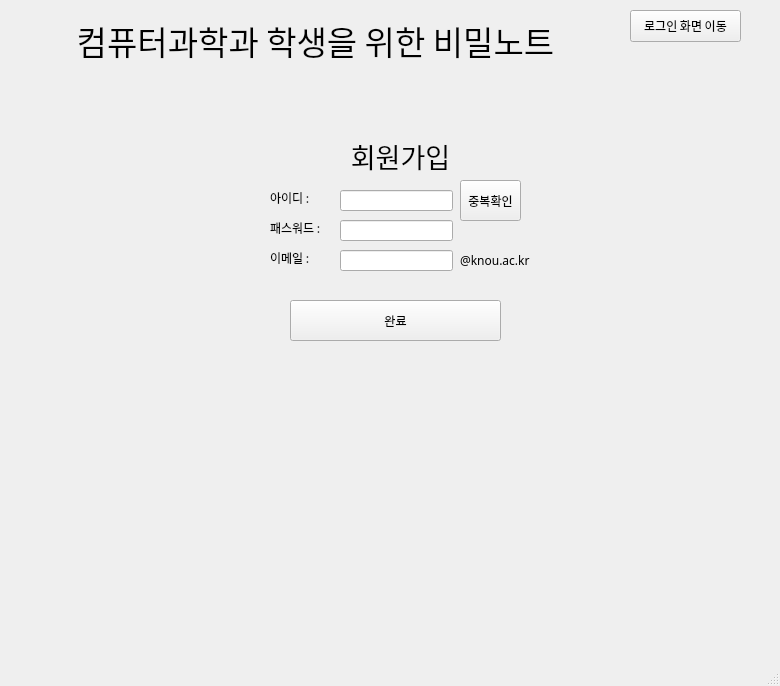
Qt form chatgpt.ui (dldudgjs31/cs_secret_note) before a commit.
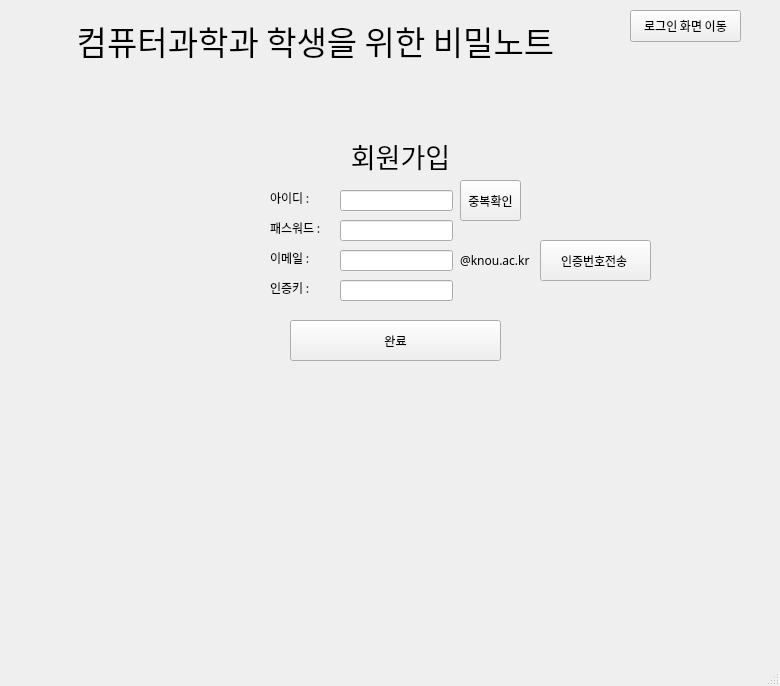
The same form after that commit. The open tabs and pages were chosen to show the change.

Commit message: 오류 해결사 기능 추가

```diff
--- a/chatgpt.ui
+++ b/chatgpt.ui
@@ -294,7 +294,7 @@
       <property name="geometry">
        <rect>
         <x>270</x>
-        <y>220</y>
+        <y>240</y>
         <width>211</width>
         <height>41</height>
        </rect>
@@ -326,6 +326,52 @@
        <string>중복확인</string>
       </property>
      </widget>
+     <widget class="QLineEdit" name="lineEdit_sign_email_key">
+      <property name="geometry">
+       <rect>
+        <x>320</x>
+        <y>200</y>
+        <width>113</width>
+        <height>21</height>
+       </rect>
+      </property>
+     </widget>
+     <widget class="QLabel" name="label_24">
+      <property name="geometry">
+       <rect>
+        <x>250</x>
+        <y>200</y>
+        <width>58</width>
+        <height>16</height>
+       </rect>
+      </property>
+      <property name="font">
+       <font>
+        <family>나눔고딕</family>
+       </font>
+      </property>
+      <property name="text">
+       <string>인증키 :</string>
+      </property>
+     </widget>
+     <widget class="QPushButton" name="pushButton_auth_chk">
+      <property name="geometry">
+       <rect>
+        <x>520</x>
+        <y>160</y>
+        <width>111</width>
+        <height>41</height>
+       </rect>
+      </property>
+      <property name="font">
+       <font>
+        <family>나눔고딕</family>
+       </font>
+      </property>
+      <property name="text">
+       <string>인증번호전송 </string>
+      </property>
+     </widget>
     </widget>
     <widget class="QWidget" name="page_4">
      <widget class="QTabWidget" name="tabWidget">
```
Left out of the diff: 37 changed lines with no effect on the pictures. The commit also changes 2 other files.
